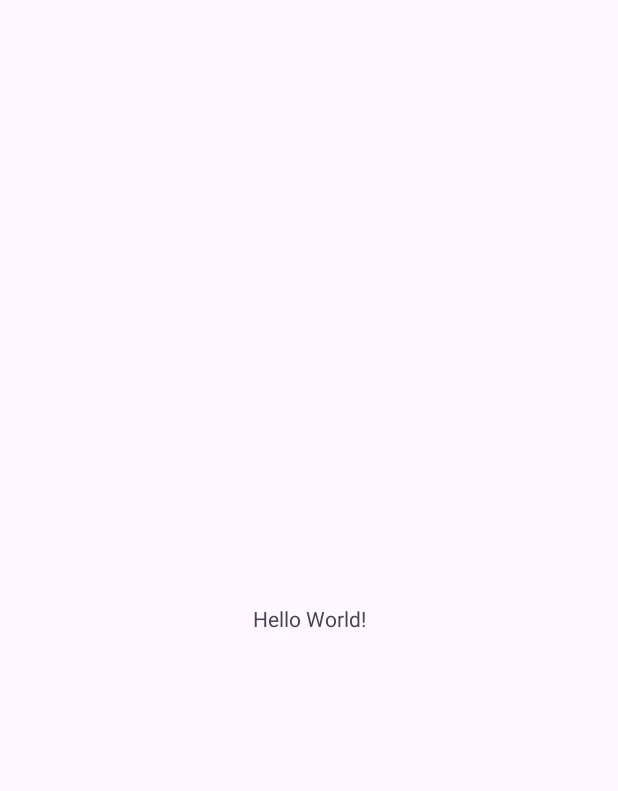
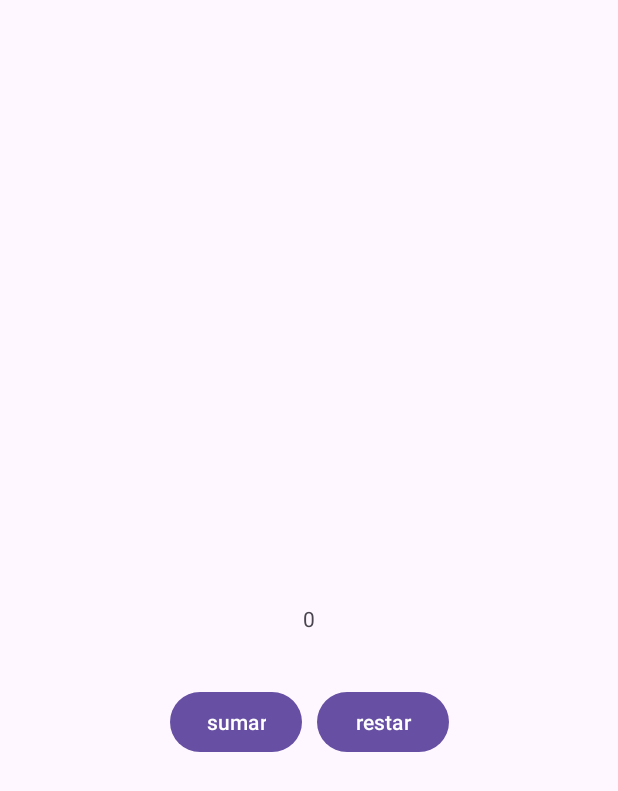
Before and after one commit to oscarnovillo/Curso-ISMIE---Compose, an Android app: the screen it shows after launch (MainActivity), on a phone screen of 412 x 824 dp. Before the commit the part shown is almost empty. Shown: the top 791 px of the screen. Run offline under Robolectric (Android 15) with nearby library versions, the phone set to English and light mode, and no system bars.

Commit message:
xml botones

```diff
--- a/primerXMLMVVM/app/src/main/res/layout/activity_main.xml
+++ b/primerXMLMVVM/app/src/main/res/layout/activity_main.xml
@@ -8,12 +8,40 @@
     tools:context=".MainActivity">
 
     <TextView
+        android:id="@+id/textView"
         android:layout_width="wrap_content"
         android:layout_height="wrap_content"
-        android:text="Hello World!"
+        android:text="0"
         app:layout_constraintBottom_toBottomOf="parent"
         app:layout_constraintEnd_toEndOf="parent"
         app:layout_constraintStart_toStartOf="parent"
-        app:layout_constraintTop_toTopOf="parent" />
+        app:layout_constraintTop_toTopOf="parent"
+        />
+
+    <Button
+        android:id="@+id/buttonSumar"
+        android:layout_width="wrap_content"
+        android:layout_height="wrap_content"
+        android:text="@string/sumar"
+
+        app:layout_constraintTop_toBottomOf="@id/textView"
+        app:layout_constraintBottom_toBottomOf="parent"
+        app:layout_constraintEnd_toStartOf="@id/buttonRestar"
+        app:layout_constraintStart_toStartOf="parent"
+        app:layout_constraintHorizontal_chainStyle="packed"
+        app:layout_constraintVertical_bias="0.1"
+        />
+
+    <Button
+        android:id="@+id/buttonRestar"
+        android:layout_width="wrap_content"
+        android:layout_height="wrap_content"
+        android:text="@string/restar"
+        android:layout_marginStart="@dimen/margin_little"
+        app:layout_constraintTop_toTopOf="@id/buttonSumar"
+        app:layout_constraintStart_toEndOf="@id/buttonSumar"
+        app:layout_constraintEnd_toEndOf="parent"
+        app:layout_constraintBottom_toBottomOf="@id/buttonSumar"
+     />
 
 </androidx.constraintlayout.widget.ConstraintLayout>
--- /dev/null
+++ b/primerXMLMVVM/app/src/main/res/values/dimens.xml
@@ -0,0 +1,4 @@
+<?xml version="1.0" encoding="utf-8"?>
+<resources>
+    <dimen name="margin_little">10dp</dimen>
+</resources>
--- a/primerXMLMVVM/app/src/main/res/values/strings.xml
+++ b/primerXMLMVVM/app/src/main/res/values/strings.xml
@@ -1,3 +1,5 @@
 <resources>
     <string name="app_name">primerXMLMVVM</string>
+    <string name="sumar">sumar</string>
+    <string name="restar">restar</string>
 </resources>
```
